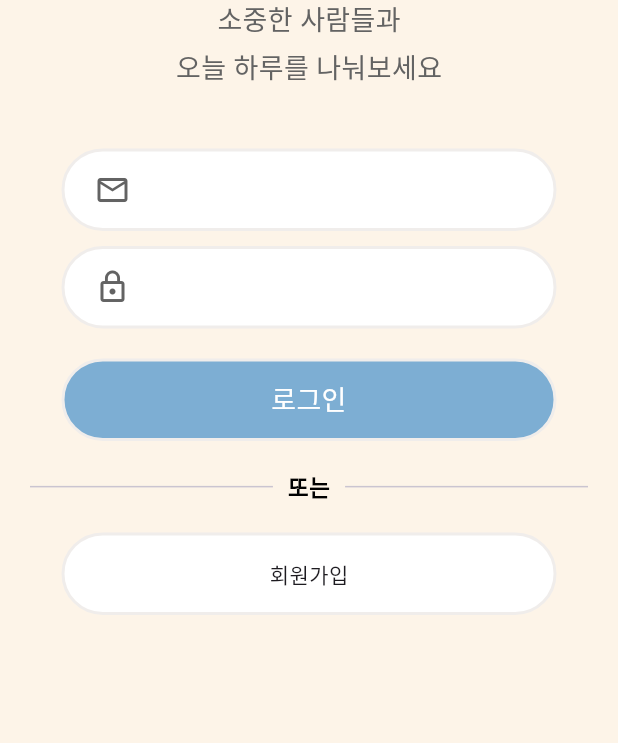
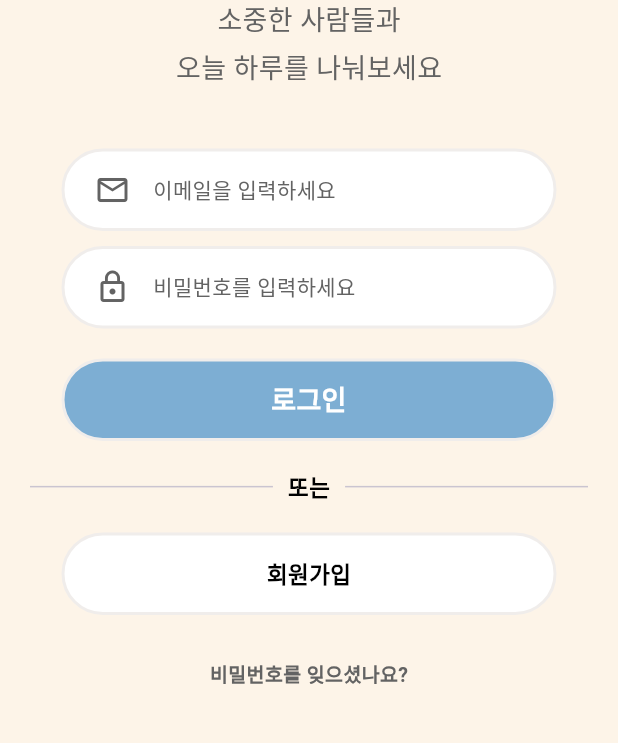
Before and after one commit to Ccolornyong/FamilyDaily, a Flutter app: the screen it shows after launch, on a phone screen of 412 x 824 dp, the part 457-1200 px from its top. Run offline on Flutter 3.47's test engine with Material 3 defaults, Android fonts, the phone set to English and light mode, and no system bars.

Commit message:
homePage

```diff
--- /dev/null
+++ b/lib/home01.dart
@@ -0,0 +1,14 @@
+import 'package:flutter/material.dart';
+
+class Home01 extends StatelessWidget {
+  const Home01({super.key});
+
+  @override
+  Widget build(BuildContext context) {
+    return Scaffold(
+      appBar: AppBar(),
+      body: Row(),
+      bottomNavigationBar: Row(),
+    );
+  }
+}
--- /dev/null
+++ b/lib/login01.dart
@@ -0,0 +1,188 @@
+import 'package:flutter/material.dart';
+
+class Login01 extends StatelessWidget {
+    const Login01({super.key});
+
+    @override
+    Widget build(BuildContext context) {
+      return Scaffold( // 상중하로 나눔
+            backgroundColor: const Color(0xFFFDF4E8),
+              appBar: AppBar(
+                backgroundColor: const Color(0xFFFDF4E8),
+              ),// 상단
+            body:   Padding(
+              padding: EdgeInsets.symmetric(horizontal: 20),
+              child: Center(
+              child: Column(
+                crossAxisAlignment: CrossAxisAlignment.center,
+                children: [
+                  Image.asset('assets/familyDailyLogo.png'),
+                  Text(
+                    style: TextStyle( // 이 부분은 글자 스타일 변경을 위한 코드입니다.
+                      fontSize: 18,
+                      fontWeight: FontWeight.w500,
+                      color: Color(0xFF636363),
+                    ),
+                    '소중한 사람들과',
+                  ),
+                  SizedBox(height: 5),
+                  Text(
+                    style: TextStyle( // 이 부분은 글자 스타일 변경을 위한 코드입니다.
+                      fontSize: 18,
+                      fontWeight: FontWeight.w500,
+                      color: Color(0xFF636363),
+                    ),
+                    '오늘 하루를 나눠보세요',
+                  ),
+                  SizedBox(height: 40),
+                  Container(
+                    width: 330,
+                    height: 55,
+                    decoration: BoxDecoration(
+                      color: Colors.white,
+                      borderRadius: BorderRadius.circular(30),
+                      border: Border.all(
+                        width: 2,
+                        color: Color(0xFFF0EDEB),
+                       ),
+                      ),
+                    child: Padding(
+                      padding: const EdgeInsets.only(left: 20),
+                      child: Align(
+                        alignment: Alignment.centerLeft,
+                        child: Row(
+                          mainAxisSize: MainAxisSize.min,
+                          children: [
+                            Icon(
+                                Icons.mail_outline,
+                                color: Color(0xFF636363)
+                            ),
+                            SizedBox(width: 15),
+                            Text(
+                              '이메일을 입력하세요',
+                              style: TextStyle(
+                                color: Color(0xFF636363),
+                              ),
+                            ),
+                          ],
+                        )
+                      ),
+                    ),
+                  ),
+                  SizedBox(height: 10),
+                  Container(
+                    width: 330,
+                    height: 55,
+                    decoration: BoxDecoration(
+                      color: Colors.white,
+                      borderRadius: BorderRadius.circular(30),
+                      border: Border.all(
+                        width: 2,
+                        color: Color(0xFFF0EDEB),
+                      ),
+                    ),
+                    child: Padding(
+                      padding: const EdgeInsets.only(left: 20),
+                      child: Align(
+                        alignment: Alignment.centerLeft,
+                        child: Row(
+                          mainAxisSize: MainAxisSize.min,
+                          children:[
+                            Icon(
+                                Icons.lock_outline,
+                                color: Color(0xFF636363),
+                            ),
+                            SizedBox(width: 15),
+                            Text(
+                              '비밀번호를 입력하세요',
+                              style: TextStyle(
+                                color: Color(0xFF636363),
+                              ),
+                            ),
+                          ],
+                        ),
+                      ),
+                    ),
+                  ),
+                  SizedBox(height: 20),
+                  Container(
+                    width: 330,
+                    height: 55,
+                    decoration: BoxDecoration(
+                      color: Color(0xFF7daed3),
+                      borderRadius: BorderRadius.circular(30),
+                      border: Border.all(
+                        width: 2,
+                        color: Color(0xFFF0EDEB),
+                      ),
+                    ),
+                    alignment: Alignment.center,
+                    child: Text('로그인',
+                      textAlign: TextAlign.center,
+                      style: TextStyle(
+                        color: Colors.white,
+                        fontSize: 18,
+                        fontWeight: FontWeight.w600,
+                      ),
+                    ),
+                  ),
+                  SizedBox(height: 20),
+                  Row(
+                    children: [
+                      Expanded(flex: 1, child: Divider(),),
+                      SizedBox(width: 10),
+                      Text('또는',
+                        style: TextStyle(
+                        color: Colors.black,
+                        fontSize: 15,
+                          fontWeight: FontWeight.w600,
+                      ),),
+                      SizedBox(width: 10),
+                      Expanded(flex: 1, child: Divider(),),
+                    ],
+                  ),
+                  SizedBox(height: 20),
+                  Container(
+                    width: 330,
+                    height: 55,
+                    decoration: BoxDecoration(
+                      color: Colors.white,
+                      borderRadius: BorderRadius.circular(30),
+                      border: Border.all(
+                        width: 2,
+                        color: Color(0xFFF0EDEB),
+                      ),
+                    ),
+                    child: Align(
+                        alignment: Alignment.centerLeft,
+                        child: Center(
+                            child: Text('회원가입',
+                              style: TextStyle(
+                              color: Colors.black,
+                              fontSize: 15,
+                              fontWeight: FontWeight.w700,
+                              ),
+                            ),
+                        ),
+                      ),
+                    ),
+                  SizedBox(height: 30),
+                  Row(
+                    mainAxisAlignment: MainAxisAlignment.center,
+                    children: [
+                      Text('비밀번호를 잊으셨나요?',
+                        style: TextStyle(
+                          color: Color(0xFF636363),
+                          fontSize: 13,
+                          fontWeight: FontWeight.w600,
+                        ),
+                      ),
+                    ],
+                  ),
+                ],
+              ),
+            ),),// 중단
+            bottomNavigationBar: Row(), // 하단
+      );
+    }
+  }
--- a/lib/main.dart
+++ b/lib/main.dart
@@ -1,143 +1,17 @@
 import 'package:flutter/material.dart';
+import 'login01.dart';
 
 void main() {
   runApp(const MyApp());
 }
 
 class MyApp extends StatelessWidget {
-    const MyApp({Key? key}) : super(key: key);
+  const MyApp({super.key}); // 세미콜론 필요
+
   @override
   Widget build(BuildContext context) {
-      return MaterialApp(
-          home: Scaffold( // 상중하로 나눔
-            backgroundColor: const Color(0xFFFDF4E8),
-              appBar: AppBar(
-                backgroundColor: const Color(0xFFFDF4E8),
-              ),// 상단
-            body:   Padding(
-              padding: EdgeInsets.symmetric(horizontal: 20),
-              child: Center(
-              child: Column(
-                crossAxisAlignment: CrossAxisAlignment.center,
-                children: [
-                  Image.asset('assets/familyDailyLogo.png'),
-                  Text(
-                    style: TextStyle( // 이 부분은 글자 스타일 변경을 위한 코드입니다.
-                      fontSize: 18,
-                      fontWeight: FontWeight.w500,
-                      color: Color(0xFF636363),
-                    ),
-                    '소중한 사람들과',
-                  ),
-                  SizedBox(height: 5),
-                  Text(
-                    style: TextStyle( // 이 부분은 글자 스타일 변경을 위한 코드입니다.
-                      fontSize: 18,
-                      fontWeight: FontWeight.w500,
-                      color: Color(0xFF636363),
-                    ),
-                    '오늘 하루를 나눠보세요',
-                  ),
-                  SizedBox(height: 40),
-                  Container(
-                    width: 330,
-                    height: 55,
-                    decoration: BoxDecoration(
-                      color: Colors.white,
-                      borderRadius: BorderRadius.circular(30),
-                      border: Border.all(
-                        width: 2,
-                        color: Color(0xFFF0EDEB),
-                       ),
-                      ),
-                    child: Padding(
-                      padding: const EdgeInsets.only(left: 20),
-                      child: Align(
-                        alignment: Alignment.centerLeft,
-                        child: Icon(Icons.mail_outline, color: Color(0xFF636363)),
-                      ),
-                    ),
-                  ),
-                  SizedBox(height: 10),
-                  Container(
-                    width: 330,
-                    height: 55,
-                    decoration: BoxDecoration(
-                      color: Colors.white,
-                      borderRadius: BorderRadius.circular(30),
-                      border: Border.all(
-                        width: 2,
-                        color: Color(0xFFF0EDEB),
-                      ),
-                    ),
-                    child: Padding(
-                      padding: const EdgeInsets.only(left: 20),
-                      child: Align(
-                        alignment: Alignment.centerLeft,
-                        child: Icon(Icons.lock_outline, color: Color(0xFF636363)),
-                      ),
-                    ),
-                  ),
-                  SizedBox(height: 20),
-                  Container(
-                    width: 330,
-                    height: 55,
-                    decoration: BoxDecoration(
-                      color: Color(0xFF7daed3),
-                      borderRadius: BorderRadius.circular(30),
-                      border: Border.all(
-                        width: 2,
-                        color: Color(0xFFF0EDEB),
-                      ),
-                    ),
-                    alignment: Alignment.center,
-                    child: Text('로그인',
-                      textAlign: TextAlign.center,
-                      style: TextStyle(
-                        color: Colors.white,
-                        fontSize: 18,
-                      ),
-                    ),
-                  ),
-                  SizedBox(height: 20),
-                  Row(
-                    children: [
-                      Expanded(flex: 1, child: Divider(),),
-                      SizedBox(width: 10),
-                      Text('또는',
-                        style: TextStyle(
-                        color: Colors.black,
-                        fontSize: 15,
-                          fontWeight: FontWeight.w600,
-                      ),),
-                      SizedBox(width: 10),
-                      Expanded(flex: 1, child: Divider(),),
-                    ],
-                  ),
-                  SizedBox(height: 20),
-                  Container(
-                    width: 330,
-                    height: 55,
-                    decoration: BoxDecoration(
-                      color: Colors.white,
-                      borderRadius: BorderRadius.circular(30),
-                      border: Border.all(
-                        width: 2,
-                        color: Color(0xFFF0EDEB),
-                      ),
-                    ),
-                    child: Align(
-                        alignment: Alignment.centerLeft,
-                        child: Center(
-                            child: Text('회원가입', ),
-                        ),
-                      ),
-                    ),
-                ],
-              ),
-            ),),// 중단
-            bottomNavigationBar: Row(), // 하단
-          )
+    return const MaterialApp(
+      home: Login01(),
     );
   }
 }
```
Also changed, not shown: 1 other file. Lines whose indentation alone changed are shown as unchanged.
